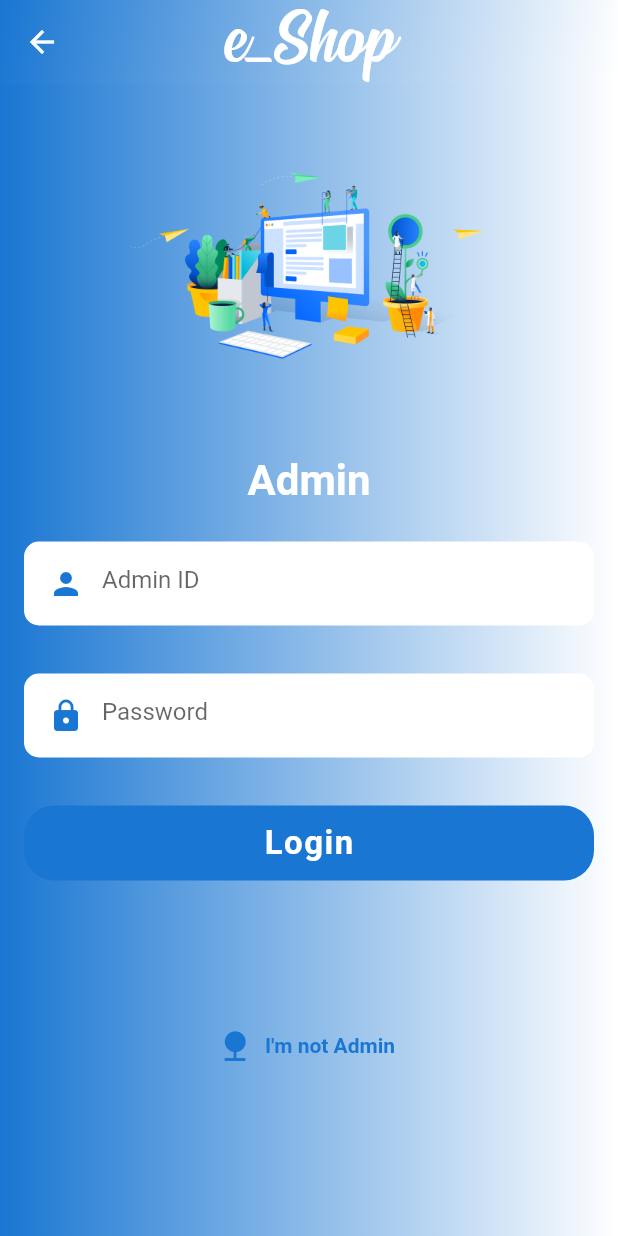
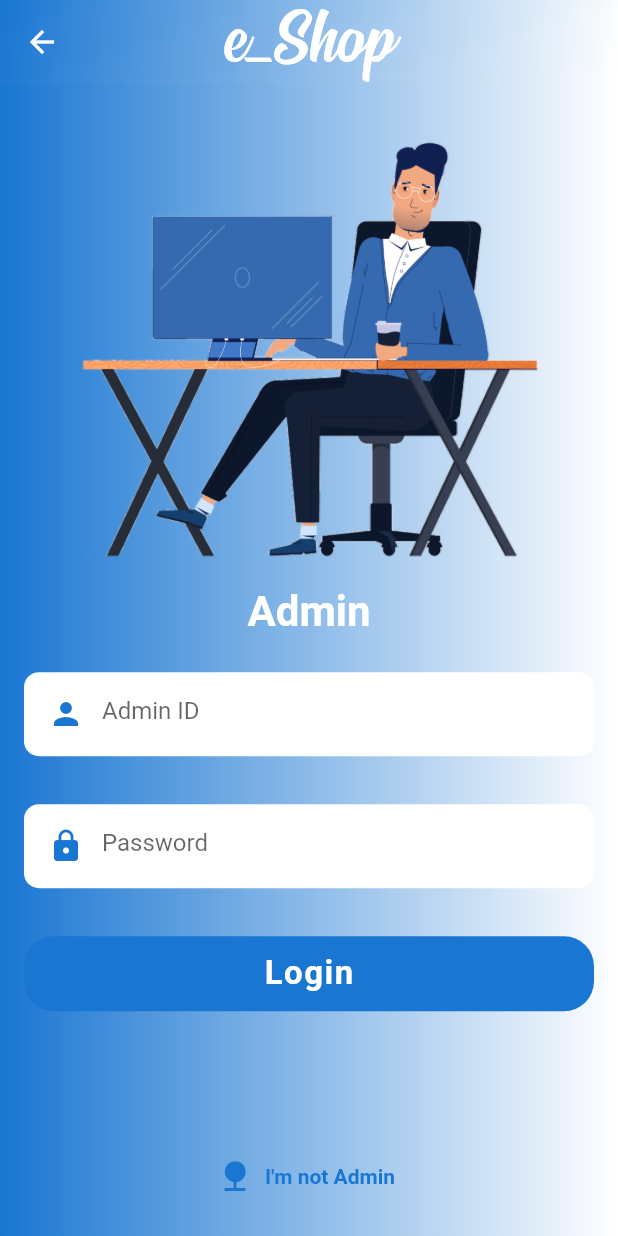
Before and after one commit to MajedHoussen98/E_Commerce_App, a Flutter app: the screen it shows after launch, after a tap on "I'm Admin", on a phone screen of 412 x 824 dp. Run offline on Flutter 3.47's test engine with Material 2 defaults, Android fonts, the phone set to English and light mode, and no system bars; our stand-ins replace cloud_firestore, firebase_auth, firebase_storage, fluttertoast, image_picker, shared_preferences; accounts and stored records are empty; statements that could not run were skipped.

Commit message:
New Version...

```diff
--- a/lib/Admin/adminLogin.dart
+++ b/lib/Admin/adminLogin.dart
@@ -48,7 +48,7 @@ class _AdminSignInScreenState extends State<AdminSignInScreen> {
     double _screenWidth = MediaQuery.of(context).size.width;
     return SingleChildScrollView(
       child: Container(
-        height: MediaQuery.of(context).size.height,
+       // height: MediaQuery.of(context).size.height,
         decoration: BoxDecoration(
             gradient: LinearGradient(
           colors: [Colors.blue[700], Colors.white],
@@ -59,12 +59,13 @@ class _AdminSignInScreenState extends State<AdminSignInScreen> {
         )),
         child: Column(
           children: [
+            SizedBox(
+              height: 15,
+            ),
             Container(
               alignment: Alignment.bottomCenter,
               child: Image.asset(
                 "assets/images/admin.png",
-                height: 240,
-                width: 240,
               ),
             ),
             Padding(
@@ -150,9 +151,7 @@ class _AdminSignInScreenState extends State<AdminSignInScreen> {
                   style: TextStyle(
                       color: Colors.blue[700], fontWeight: FontWeight.bold)),
             ),
-            SizedBox(
-              height: 50,
-            ),
+            SizedBox(height: 50,)
           ],
         ),
       ),
--- a/lib/main.dart
+++ b/lib/main.dart
@@ -2,7 +2,9 @@ import 'dart:async';
 import 'package:cloud_firestore/cloud_firestore.dart';
 import 'package:e_shop/Counters/ItemQuantity.dart';
 import 'package:firebase_auth/firebase_auth.dart';
+import 'package:flutter/cupertino.dart';
 import 'package:flutter/material.dart';
+import 'package:flutter/widgets.dart';
 import 'package:provider/provider.dart';
 import 'package:shared_preferences/shared_preferences.dart';
 import 'Authentication/authenication.dart';
@@ -77,6 +79,7 @@ class _SplashScreenState extends State<SplashScreen> {
   Widget build(BuildContext context) {
     return Material(
       child: Container(
+        height: MediaQuery.of(context).size.height,
         decoration: BoxDecoration(
             gradient: LinearGradient(
           colors: [Colors.blue[700], Colors.white],
@@ -85,28 +88,25 @@ class _SplashScreenState extends State<SplashScreen> {
           stops: [0, 1],
           tileMode: TileMode.clamp,
         )),
-        child: Center(
         child: Column(
-            mainAxisAlignment: MainAxisAlignment.center,
+          mainAxisAlignment: MainAxisAlignment.spaceBetween,
           children: [
+            SizedBox(
+              height: 100,
+            ),
+            Text(
+              "Welcome to shop",
+              style: TextStyle(
+                  color: Colors.white,
+                  fontSize: 80,
+                  letterSpacing: 2,
+                  fontFamily: "Signatra"),
+            ),
             Image.asset(
               "assets/images/welcome.png",
+              height: 200,
             ),
-              SizedBox(
-                height: 20,
-              ),
-              Padding(
-                padding: EdgeInsets.only(top: 30),
-                child: Text(
-                  "World's Largest & Number one online shop",
-                  style: TextStyle(
-                      color: Colors.white,
-                      fontSize: 18,
-                      fontWeight: FontWeight.bold),
-                ),
-              )
           ],
-          ),
         ),
       ),
     );
```
Also changed, not shown: lib/Orders/placeOrderPaymentPage.dart (+121 -5 lines), lib/Store/cart.dart (+19 -7 lines), assets/images/admin.png, assets/images/cash.png, assets/images/welcome.png. Lines whose indentation alone changed are shown as unchanged.
